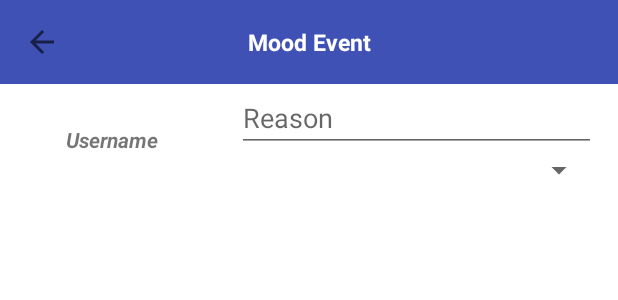
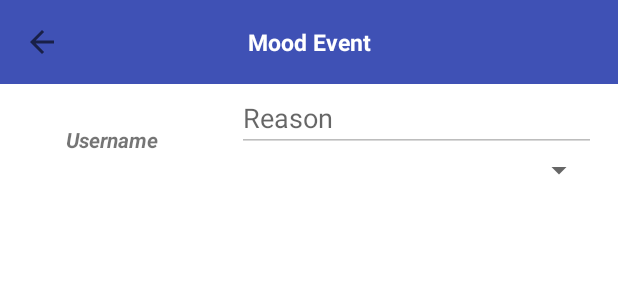
Before and after one commit to CMPUT301F19T26/MoodTracker, an Android app: the layout fragment_mood_event.xml on its own in the app's theme, with its tools: preview values and no code run, on a phone screen of 412 x 824 dp. Shown: the top 300 px of the screen. Run offline under Robolectric (Android 15) with nearby library versions, the phone set to English and light mode, and no system bars.

Commit message:
working on cancel functionality of edit

```diff
--- a/src/app/src/main/java/com/example/moodtracker/view/mood/AddMoodEventActivity.java
+++ b/src/app/src/main/java/com/example/moodtracker/view/mood/AddMoodEventActivity.java
@@ -97,8 +97,7 @@ public class AddMoodEventActivity extends AppCompatActivity {
         mood_dropdown.setAdapter(adapt);
 
         social_situation_dropdown = findViewById(R.id.social_sitation_selector);
-        final String[] social_items = new String[]{"None","Alone", "With One Other", "With Two Others", "With Several", "With a Crowd"};
-        social_adapt = new ArrayAdapter<>(this, android.R.layout.simple_spinner_dropdown_item, social_items);
+        social_adapt = new ArrayAdapter<>(this, android.R.layout.simple_spinner_dropdown_item, constants.social_situations_list);
         social_situation_dropdown.setAdapter(social_adapt);
 
         // Submission handling
--- a/src/app/src/main/res/layout/fragment_mood_event.xml
+++ b/src/app/src/main/res/layout/fragment_mood_event.xml
@@ -157,12 +157,13 @@
                     android:layout_width="239dp"
                     android:layout_height="wrap_content"
                     android:layout_below="@+id/delete"
-                    android:focusable="false"
+                    android:enabled="false"
                     android:layout_alignStart="@+id/delete"
                     android:layout_centerHorizontal="true"
                     android:hint="@string/reason"
                     android:layout_marginStart="17dp"
-                    android:layout_marginTop="0dp" />
+                    android:layout_marginTop="0dp"
+                    android:maxLength="20"/>
 
                 <Spinner
                     android:id="@+id/me_frag_spinner"
```
Also changed, not shown: src/app/src/main/java/com/example/moodtracker/constants.java (+12 -1 lines), src/app/src/main/java/com/example/moodtracker/view/fragment/MoodEventFragment.java (+31 -2 lines).
